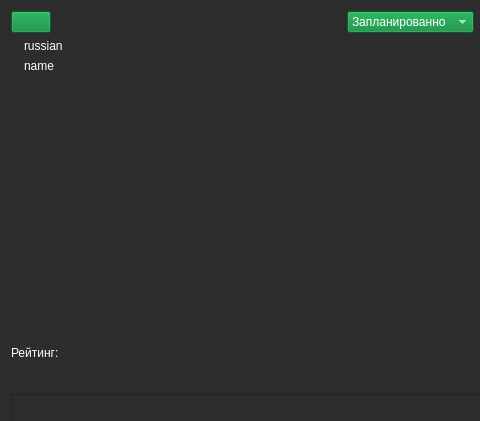
brandonzorn/Nlight, file form/desu_info.ui: the form before one commit; both pictures show x 0 to 480 and y 0 to 421 of the 1046 by 706 pixel window.
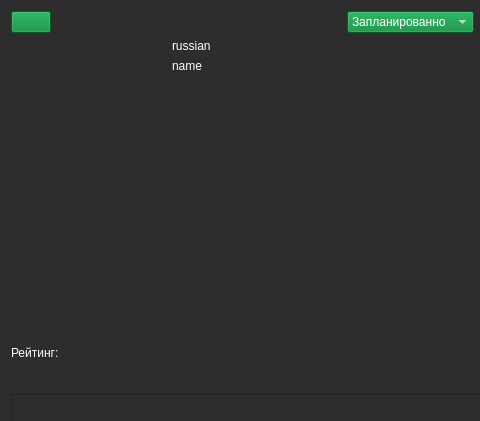
The form after the commit. Icons and pictures are not drawn.

Commit message: Fixed preview image size

Patch:
```diff
--- a/form/desu_info.ui
+++ b/form/desu_info.ui
@@ -114,7 +114,7 @@
          <item>
           <widget class="QLabel" name="image">
            <property name="sizePolicy">
-            <sizepolicy hsizetype="Preferred" vsizetype="MinimumExpanding">
+            <sizepolicy hsizetype="MinimumExpanding" vsizetype="Minimum">
              <horstretch>0</horstretch>
              <verstretch>0</verstretch>
             </sizepolicy>
@@ -158,6 +158,19 @@
            </item>
           </layout>
          </item>
+         <item>
+          <spacer name="horizontalSpacer_4">
+           <property name="orientation">
+            <enum>Qt::Horizontal</enum>
+           </property>
+           <property name="sizeHint" stdset="0">
+            <size>
+             <width>40</width>
+             <height>20</height>
+            </size>
+           </property>
+          </spacer>
+         </item>
          <item>
           <spacer name="horizontalSpacer_3">
            <property name="orientation">
```
The commit also changes 2 other files.
